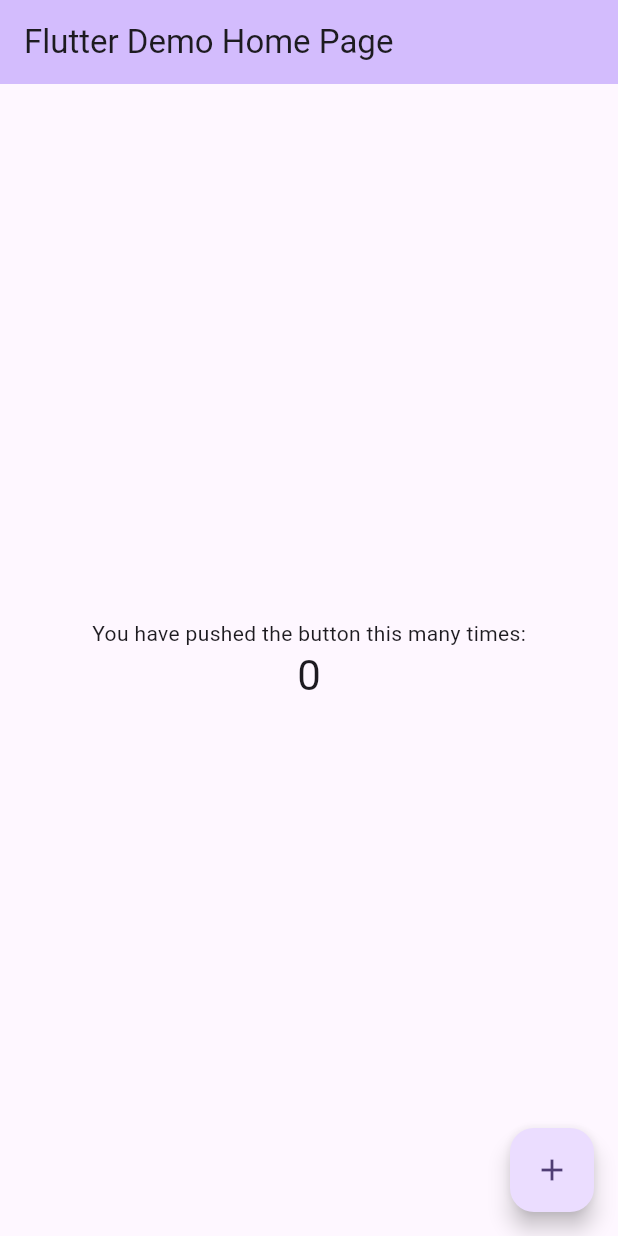
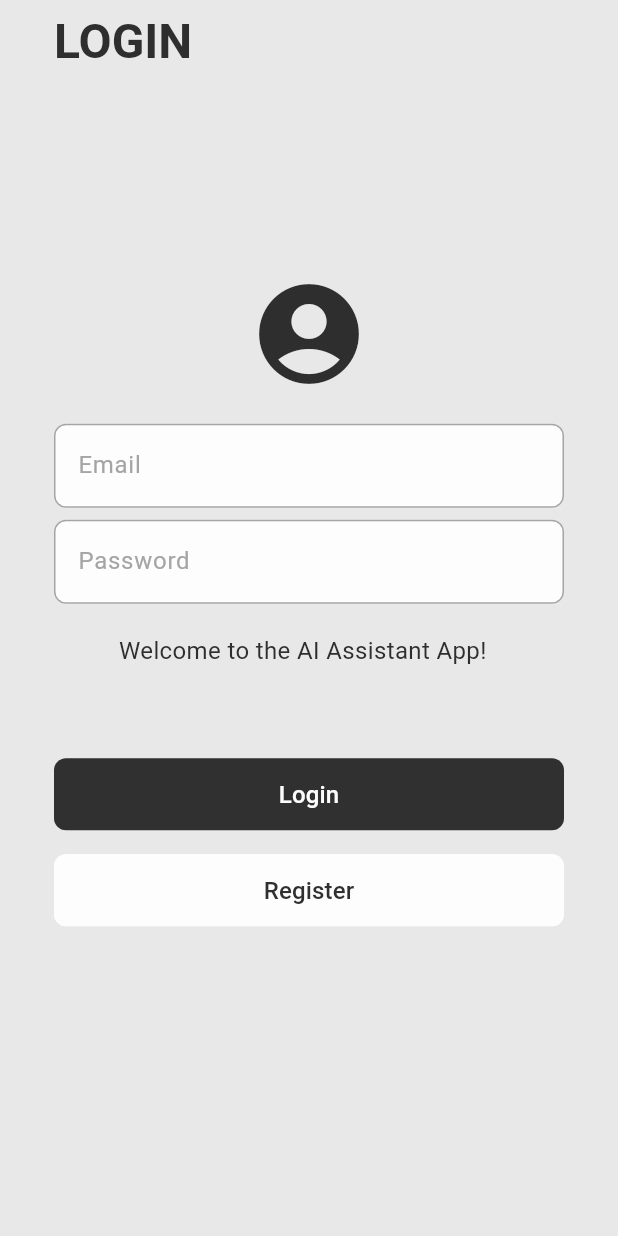
Before and after one commit to shiroe120/flutter-AI-assistant-app, a Flutter app: the screen it shows after launch, on a phone screen of 412 x 824 dp. Run offline on Flutter 3.47's test engine with Material 3 defaults, Android fonts, the light colour scheme and no system bars.

Commit message:
至少写了看着还可以的登陆注册UI

```diff
--- a/lib/main.dart
+++ b/lib/main.dart
@@ -1,122 +1,30 @@
+import 'package:ai_assitant/pages/home_page.dart';
+import 'package:ai_assitant/pages/login_page.dart';
+import 'package:ai_assitant/pages/register_page.dart';
+import 'package:ai_assitant/themes/dark_theme.dart';
 import 'package:flutter/material.dart';
+import 'themes/light_theme.dart';
 
 void main() {
-  runApp(const MyApp());
+  runApp(MyApp());
 }
 
-class MyApp extends StatelessWidget {
-  const MyApp({super.key});
+class MyApp extends StatelessWidget{
+  MyApp({super.key});
 
-  // This widget is the root of your application.
   @override
   Widget build(BuildContext context) {
     return MaterialApp(
-      title: 'Flutter Demo',
-      theme: ThemeData(
-        // This is the theme of your application.
-        //
-        // TRY THIS: Try running your application with "flutter run". You'll see
-        // the application has a purple toolbar. Then, without quitting the app,
-        // try changing the seedColor in the colorScheme below to Colors.green
-        // and then invoke "hot reload" (save your changes or press the "hot
-        // reload" button in a Flutter-supported IDE, or press "r" if you used
-        // the command line to start the app).
-        //
-        // Notice that the counter didn't reset back to zero; the application
-        // state is not lost during the reload. To reset the state, use hot
-        // restart instead.
-        //
-        // This works for code too, not just values: Most code changes can be
-        // tested with just a hot reload.
-        colorScheme: ColorScheme.fromSeed(seedColor: Colors.deepPurple),
-      ),
-      home: const MyHomePage(title: 'Flutter Demo Home Page'),
+      debugShowCheckedModeBanner: false,
+      home: LoginPage(),
+      theme: lightTheme,
+      routes: {
+        '/login': (context) => LoginPage(),
+        '/register': (context) => RegisterPage(),
+        '/home': (context) => const HomePage(),
+      },
     );
   }
+
+
 }
-
-class MyHomePage extends StatefulWidget {
-  const MyHomePage({super.key, required this.title});
-
-  // This widget is the home page of your application. It is stateful, meaning
-  // that it has a State object (defined below) that contains fields that affect
-  // how it looks.
-
-  // This class is the configuration for the state. It holds the values (in this
-  // case the title) provided by the parent (in this case the App widget) and
-  // used by the build method of the State. Fields in a Widget subclass are
-  // always marked "final".
-
-  final String title;
-
-  @override
-  State<MyHomePage> createState() => _MyHomePageState();
-}
-
-class _MyHomePageState extends State<MyHomePage> {
-  int _counter = 0;
-
-  void _incrementCounter() {
-    setState(() {
-      // This call to setState tells the Flutter framework that something has
-      // changed in this State, which causes it to rerun the build method below
-      // so that the display can reflect the updated values. If we changed
-      // _counter without calling setState(), then the build method would not be
-      // called again, and so nothing would appear to happen.
-      _counter++;
-    });
-  }
-
-  @override
-  Widget build(BuildContext context) {
-    // This method is rerun every time setState is called, for instance as done
-    // by the _incrementCounter method above.
-    //
-    // The Flutter framework has been optimized to make rerunning build methods
-    // fast, so that you can just rebuild anything that needs updating rather
-    // than having to individually change instances of widgets.
-    return Scaffold(
-      appBar: AppBar(
-        // TRY THIS: Try changing the color here to a specific color (to
-        // Colors.amber, perhaps?) and trigger a hot reload to see the AppBar
-        // change color while the other colors stay the same.
-        backgroundColor: Theme.of(context).colorScheme.inversePrimary,
-        // Here we take the value from the MyHomePage object that was created by
-        // the App.build method, and use it to set our appbar title.
-        title: Text(widget.title),
-      ),
-      body: Center(
-        // Center is a layout widget. It takes a single child and positions it
-        // in the middle of the parent.
-        child: Column(
-          // Column is also a layout widget. It takes a list of children and
-          // arranges them vertically. By default, it sizes itself to fit its
-          // children horizontally, and tries to be as tall as its parent.
-          //
-          // Column has various properties to control how it sizes itself and
-          // how it positions its children. Here we use mainAxisAlignment to
-          // center the children vertically; the main axis here is the vertical
-          // axis because Columns are vertical (the cross axis would be
-          // horizontal).
-          //
-          // TRY THIS: Invoke "debug painting" (choose the "Toggle Debug Paint"
-          // action in the IDE, or press "p" in the console), to see the
-          // wireframe for each widget.
-          mainAxisAlignment: MainAxisAlignment.center,
-          children: <Widget>[
-            const Text('You have pushed the button this many times:'),
-            Text(
-              '$_counter',
-              style: Theme.of(context).textTheme.headlineMedium,
-            ),
-          ],
-        ),
-      ),
-      floatingActionButton: FloatingActionButton(
-        onPressed: _incrementCounter,
-        tooltip: 'Increment',
-        child: const Icon(Icons.add),
-      ), // This trailing comma makes auto-formatting nicer for build methods.
-    );
-  }
-}
--- /dev/null
+++ b/lib/pages/login_page.dart
@@ -0,0 +1,151 @@
+import 'package:ai_assitant/themes/light_theme.dart';
+import 'package:flutter/material.dart';
+import 'package:ai_assitant/themes/ui_constants.dart';
+class LoginPage extends StatelessWidget{
+  const LoginPage({super.key});
+
+
+  @override
+  Widget build(BuildContext context) {
+    return Scaffold(
+      appBar: AppBar(
+        backgroundColor: Theme.of(context).colorScheme.surface,
+        title: Text(
+              "LOGIN",
+              style: TextStyle(
+                fontSize: UIConstants.titleFontSize,
+                fontWeight: FontWeight.bold,
+                color: Theme.of(context).colorScheme.onSurface,
+              ),
+        ),
+        titleSpacing: 36,
+
+      ),
+      body: Center(
+        child: SingleChildScrollView(
+          child: Padding(
+            padding: UIConstants.pagePadding,
+            child: Column(
+              mainAxisAlignment: MainAxisAlignment.center,
+              crossAxisAlignment: CrossAxisAlignment.stretch,
+              children: [
+                //logo or anything else
+                Icon(
+                  Icons.account_circle,
+                  size: 80,
+                  color: Theme.of(context).colorScheme.onSurface,
+                ),
+                SizedBox(height: 20),
+
+                //textField for account
+                TextField(
+                  decoration: InputDecoration(
+                    filled: true,
+                    fillColor: Theme.of(context).colorScheme.onPrimary,
+                    labelText: "Email", labelStyle: TextStyle(color: underSurface),
+                    enabledBorder: OutlineInputBorder(
+                      borderSide: BorderSide(
+                        color: underSurface, // midsurface
+                      ),
+                      borderRadius: BorderRadius.circular(8),
+                    ),
+                    focusedBorder: OutlineInputBorder(
+                      borderSide: BorderSide(
+                        color: Theme.of(context).colorScheme.primary, // primary
+                        width: 2,
+                      ),
+                      borderRadius: BorderRadius.circular(8),
+                      )
+                    )
+                  ),
+                SizedBox(height: 8),
+
+                //textField for password
+                TextField(
+                  obscureText: true,
+                  decoration: InputDecoration(
+                    filled: true,
+                    fillColor: Theme.of(context).colorScheme.onPrimary,
+                    labelStyle: TextStyle(color: underSurface),
+                    labelText: "Password",
+                    enabledBorder: OutlineInputBorder(
+                      borderSide: BorderSide(
+                        color: underSurface, // midsurface
+                      ),
+                      borderRadius: BorderRadius.circular(8),
+                    ),
+                    focusedBorder: OutlineInputBorder(
+                      borderSide: BorderSide(
+                        color: Theme.of(context).colorScheme.primary, // primary
+                        width: 2,
+                      ),
+                      borderRadius: BorderRadius.circular(8),
+                    ),
+                  ),
+                ),
+                SizedBox(height: 20),
+
+                // Welcome message
+                Center(
+                  child: Text(
+                    "Welcome to the AI Assistant App!  ",
+                    style: TextStyle(
+                      fontSize: 16,
+                      color: Theme.of(context).colorScheme.onSurface,
+                    ),
+                  ),
+                ),
+                SizedBox(height: 60),
+
+                //buttons for login
+                ElevatedButton(
+                  style: ElevatedButton.styleFrom(
+                    minimumSize: Size.fromHeight(48),
+                    shape: RoundedRectangleBorder(
+                      borderRadius: BorderRadius.circular(8),
+                    ),
+                    backgroundColor: Theme.of(context).colorScheme.primary,
+                    foregroundColor: Theme.of(context).colorScheme.onPrimary,
+                    elevation: 0,
+                  ),
+                  onPressed: () {
+                    Navigator.pushNamed(context, '/home');
+                  },
+                  child: Text(
+                    "Login",
+                    style: TextStyle(
+                        fontSize: 16),),
+                ),
+                SizedBox(height: 16),
+                // Register button to navigate to the register page
+                OutlinedButton(
+                  style: OutlinedButton.styleFrom(
+                    minimumSize: Size.fromHeight(48),
+                    side: BorderSide(
+                      color: Theme.of(context).colorScheme.onPrimary
+                    ),
+                    backgroundColor: Theme.of(context).colorScheme.onPrimary,
+                    shape: RoundedRectangleBorder(
+                      borderRadius: BorderRadius.circular(8),
+                    ),
+                  ),
+                  onPressed: (){
+                    Navigator.pushNamed(context, '/register');
+                  },
+                  child: Text("Register",
+                    style: TextStyle(
+                        fontSize: 16,
+                        color: Theme.of(context).colorScheme.primary
+                      ),),
+                ),
+                SizedBox(height: 80),
+              ],
+            ),
+          ),
+        )
+      ),
+      backgroundColor: Theme.of(context).colorScheme.surface,
+    );
+  }
+
+}
--- /dev/null
+++ b/lib/themes/light_theme.dart
@@ -0,0 +1,21 @@
+import 'package:flutter/material.dart';
+
+final lightColorScheme = ColorScheme.light(
+  primary: Color(0xFF303030),
+  secondary: Color(0xFF2573D5),
+  surface: Color(0xFFE8E8E8),
+  onPrimary: Color(0xFFFDFDFD),
+  onSurface: Color(0xFF2E2E2E),
+);
+
+final underSurface = Color(0xFFA5A5A5);
+
+final lightTheme = ThemeData(
+  colorScheme: lightColorScheme,
+  useMaterial3: true,
+  scaffoldBackgroundColor: lightColorScheme.background,
+  appBarTheme: AppBarTheme(
+    backgroundColor: lightColorScheme.primary,
+    foregroundColor: lightColorScheme.onPrimary,
+  ),
+);
--- /dev/null
+++ b/lib/themes/ui_constants.dart
@@ -0,0 +1,28 @@
+import 'package:flutter/material.dart';
+
+class UIConstants {
+  /// 圆角统一为 8
+  static const BorderRadius borderRadius8 = BorderRadius.all(Radius.circular(8));
+
+  /// 常用 padding
+  static const EdgeInsets pagePadding = EdgeInsets.only(left: 36, right: 36);
+
+  /// 按钮最小高度
+  static const double buttonHeight = 48;
+
+  /// 常用颜色
+  static const Color primaryColor = Color(0xFF3F51B5);
+
+  /// 统一阴影
+  static final List<BoxShadow> boxShadow = [
+    BoxShadow(
+      color: Colors.black12,
+      blurRadius: 6,
+      offset: Offset(0, 3),
+    ),
+  ];
+
+  /// 字体大小
+  static const double titleFontSize = 32;
+  static const double subtitleFontSize = 16;
+}
```
Also changed, not shown: lib/pages/home_page.dart (added, +21 -0 lines), lib/pages/register_page.dart (added, +184 -0 lines), lib/themes/dark_theme.dart (added, +19 -0 lines), lib/widgets/custom_textfield.dart (added, +29 -0 lines), lib/database/app_database.dart (added), 5 other files.
